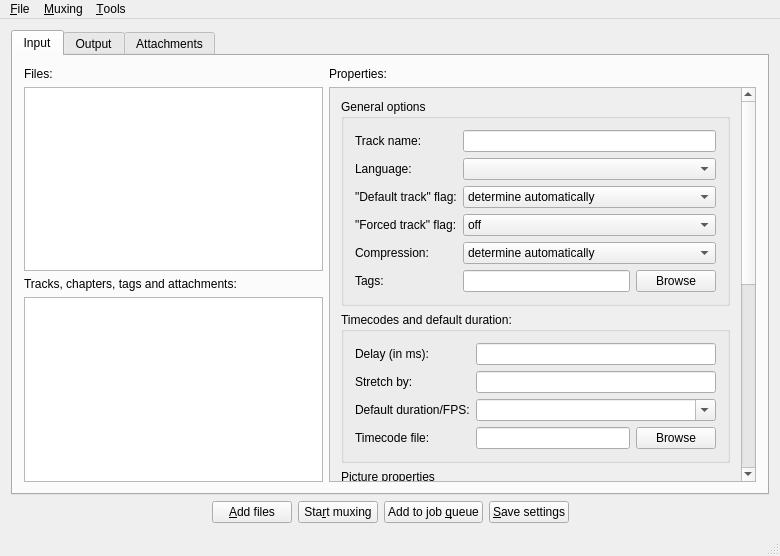
First picture: the form in src/mmg-qt/forms/main_window.ui, repository nmaier/mkvtoolnix, before the edit.
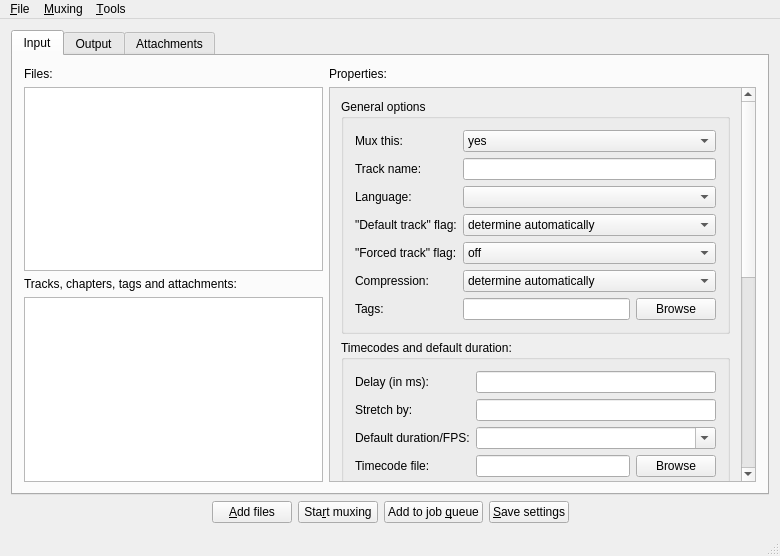
Second picture: the form after the edit.

Diff of the .ui file:
```diff
--- a/src/mmg-qt/forms/main_window.ui
+++ b/src/mmg-qt/forms/main_window.ui
@@ -82,9 +82,9 @@
              <property name="geometry">
               <rect>
                <x>0</x>
-               <y>-366</y>
+               <y>0</y>
                <width>402</width>
-               <height>757</height>
+               <height>784</height>
               </rect>
              </property>
              <layout class="QVBoxLayout" name="verticalLayout_9">
@@ -95,6 +95,27 @@
                 </property>
                 <layout class="QGridLayout" name="gridLayout_5">
                  <item row="0" column="0">
+                  <widget class="QLabel" name="label_35">
+                   <property name="text">
+                    <string>Mux this:</string>
+                   </property>
+                  </widget>
+                 </item>
+                 <item row="0" column="1">
+                  <widget class="QComboBox" name="muxThis">
+                   <item>
+                    <property name="text">
+                     <string>yes</string>
+                    </property>
+                   </item>
+                   <item>
+                    <property name="text">
+                     <string>no</string>
+                    </property>
+                   </item>
+                  </widget>
+                 </item>
+                 <item row="1" column="0">
                   <widget class="QLabel" name="label_16">
                    <property name="text">
                     <string>Track name:</string>
@@ -104,10 +125,10 @@
                    </property>
                   </widget>
                  </item>
-                 <item row="0" column="1">
+                 <item row="1" column="1">
                   <widget class="QLineEdit" name="trackName"/>
                  </item>
-                 <item row="1" column="0">
+                 <item row="2" column="0">
                   <widget class="QLabel" name="label_17">
                    <property name="text">
                     <string>Language:</string>
@@ -117,10 +138,10 @@
                    </property>
                   </widget>
                  </item>
-                 <item row="1" column="1">
+                 <item row="2" column="1">
                   <widget class="QComboBox" name="trackLanguage"/>
                  </item>
-                 <item row="2" column="0">
+                 <item row="3" column="0">
                   <widget class="QLabel" name="label_18">
                    <property name="text">
                     <string>&quot;Default track&quot; flag:</string>
@@ -130,7 +151,7 @@
                    </property>
                   </widget>
                  </item>
-                 <item row="2" column="1">
+                 <item row="3" column="1">
                   <widget class="QComboBox" name="defaultTrackFlag">
                    <item>
                     <property name="text">
@@ -149,7 +170,7 @@
                    </item>
                   </widget>
                  </item>
-                 <item row="3" column="0">
+                 <item row="4" column="0">
                   <widget class="QLabel" name="label_19">
                    <property name="text">
                     <string>&quot;Forced track&quot; flag:</string>
@@ -159,7 +180,7 @@
                    </property>
                   </widget>
                  </item>
-                 <item row="3" column="1">
+                 <item row="4" column="1">
                   <widget class="QComboBox" name="forcedTrackFlag">
                    <item>
                     <property name="text">
@@ -173,7 +194,7 @@
                    </item>
                   </widget>
                  </item>
-                 <item row="4" column="0">
+                 <item row="5" column="0">
                   <widget class="QLabel" name="label_31">
                    <property name="text">
                     <string>Compression:</string>
@@ -183,7 +204,7 @@
                    </property>
                   </widget>
                  </item>
-                 <item row="4" column="1">
+                 <item row="5" column="1">
                   <widget class="QComboBox" name="compression">
                    <item>
                     <property name="text">
@@ -202,7 +223,7 @@
                    </item>
                   </widget>
                  </item>
-                 <item row="5" column="0">
+                 <item row="6" column="0">
                   <widget class="QLabel" name="label_20">
                    <property name="text">
                     <string>Tags:</string>
@@ -212,7 +233,7 @@
                    </property>
                   </widget>
                  </item>
-                 <item row="5" column="1">
+                 <item row="6" column="1">
                   <layout class="QHBoxLayout" name="horizontalLayout_11">
                    <item>
                     <widget class="QLineEdit" name="trackTacks"/>
```
Left out of the diff: 6 changed lines with no effect on the pictures.
